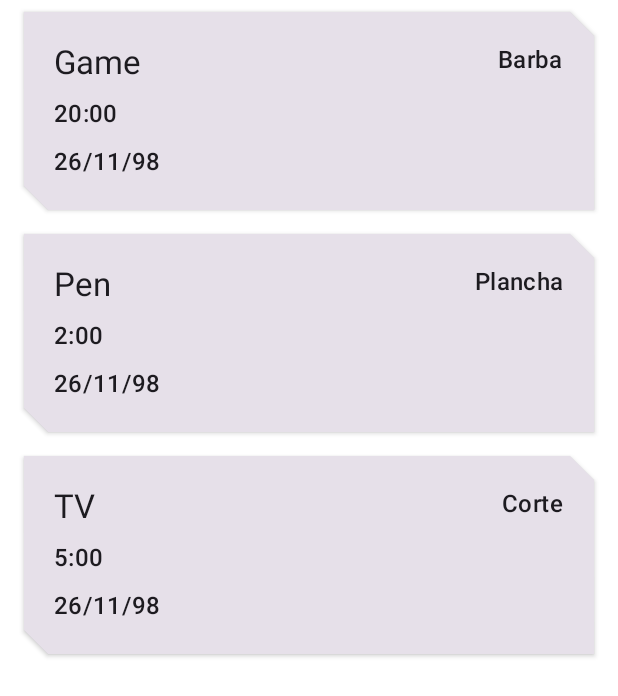
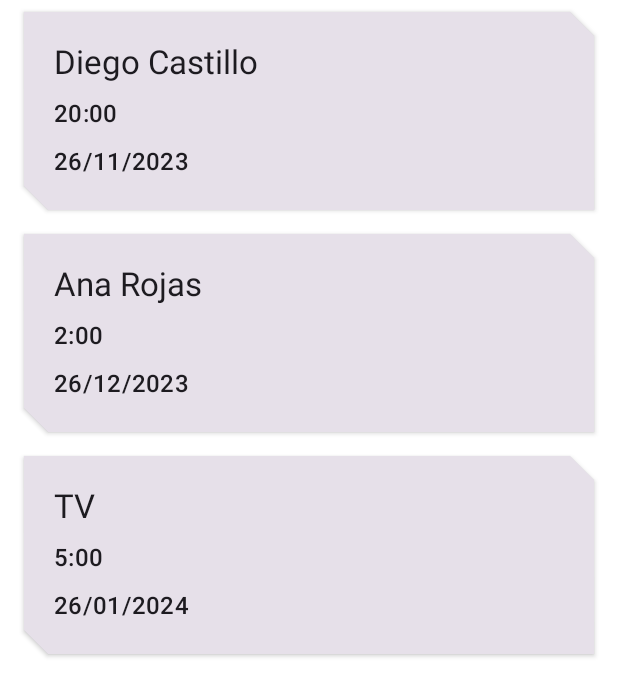
Before and after one commit to valery2698/ProyectoCitas, an Android app built with Jetpack Compose: the @Preview function HomeBodyPreview, on a phone screen of 412 x 824 dp. Shown: the top 696 px of the screen. Run offline under Robolectric (Android 15) with nearby library versions, the phone set to English and light mode, and no system bars; our stand-ins replace Room's generated code.

Commit message:
Cambio en el home al ver la citas

```diff
--- a/app/src/main/java/com/example/inventory/ui/home/HomeScreen.kt
+++ b/app/src/main/java/com/example/inventory/ui/home/HomeScreen.kt
@@ -151,10 +151,10 @@ private fun InventoryItem(
                     style = MaterialTheme.typography.titleLarge,
                 )
                 Spacer(Modifier.weight(1f))
-                Text(
+                /*Text(
                     text = item.servicio,
                     style = MaterialTheme.typography.titleMedium
-                )
+                )*/
             }
             Text(
                 text = item.hora,
@@ -173,7 +173,7 @@ private fun InventoryItem(
 fun HomeBodyPreview() {
     InventoryTheme {
         HomeBody(listOf(
-            Item(1, "Game", "Barba", "20:00","26/11/98"), Item(2, "Pen", "Plancha", "2:00", "26/11/98"), Item(3, "TV", "Corte", "5:00","26/11/98")
+            Item(1, "Diego Castillo", "Barba", "20:00","26/11/2023"), Item(2, "Ana Rojas", "Plancha", "2:00", "26/12/2023"), Item(3, "TV", "Corte", "5:00","26/01/2024")
         ), onItemClick = {})
     }
 }
@@ -191,7 +191,7 @@ fun HomeBodyEmptyListPreview() {
 fun InventoryItemPreview() {
     InventoryTheme {
         InventoryItem(
-            Item(1, "Game", "Corte", "2:00","26/11/98"),
+            Item(1, "Maria Castro", "Corte", "2:00","26/11/98"),
         )
     }
 }
```
